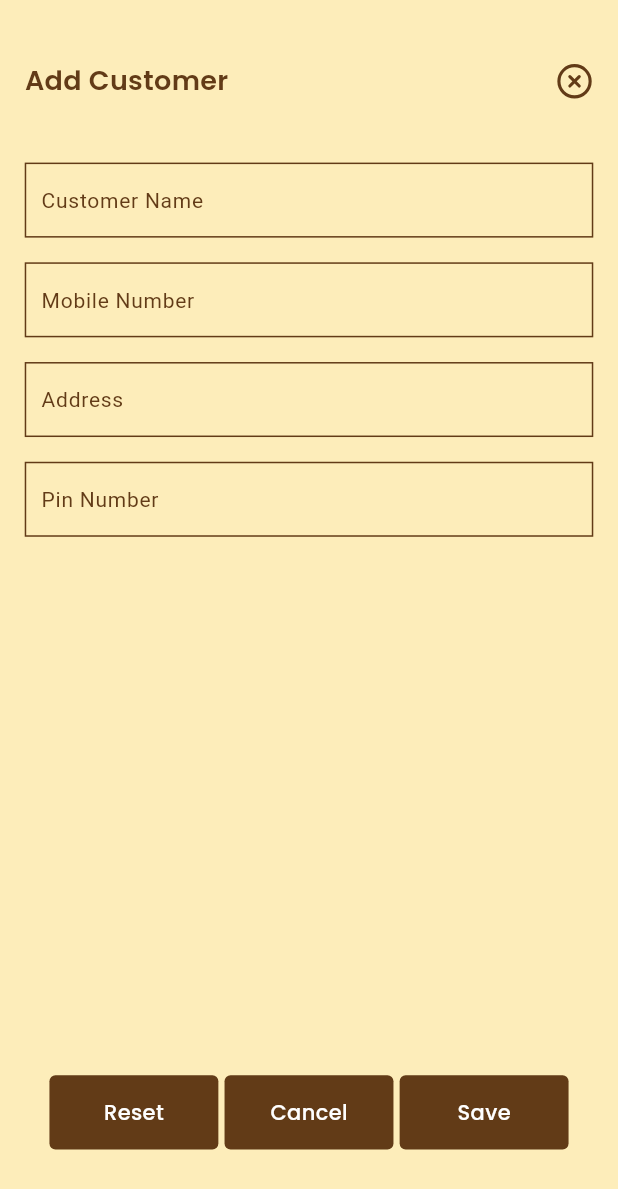
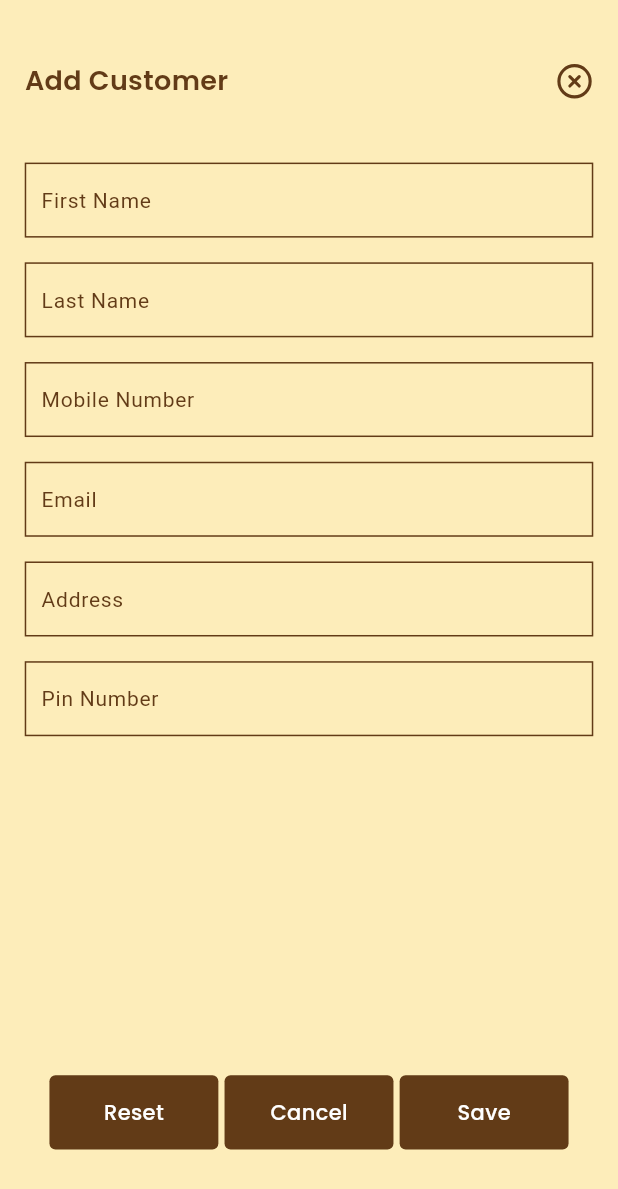
Before and after one commit to abir1219/estimation_dynamics, a Flutter app: the MobileAddCustomer screen opened directly, on a phone screen of 412 x 824 dp. Shown: the top 1189 px of the screen. Run offline on Flutter 3.47's test engine with Material 3 defaults, Android fonts, the phone set to English and light mode, and no system bars; our stand-ins replace awesome_dialog, bloc, dio, dropdown_search, equatable, flutter_bloc and 10 more; accounts and stored records are empty; network calls fail.

Commit message:
update add customer fields

```diff
--- a/lib/features/add_customer_dialog/presentation/mobile_add_customer.dart
+++ b/lib/features/add_customer_dialog/presentation/mobile_add_customer.dart
@@ -85,11 +85,10 @@ class _MobileAddCustomerState extends State<MobileAddCustomer> {
                       children: [
                         /*AppWidgets.buildField(
                                 size, "Customer Code", _customerCodeController),*/
-                        AppWidgets.textFieldContainer(
-                          controller: _customerNameController,hintString: "Customer Name",icon: null,),
-                        AppWidgets.textFieldNumberContainer( hintString:"Mobile Number",
-                            controller: _mobileNoTextEditingController, icon: null,maxLength: 10
-                            ),
+                        AppWidgets.textFieldContainer(controller: _customerNameController,hintString: "First Name",icon: null,),
+                        AppWidgets.textFieldContainer(controller: _customerNameController,hintString: "Last Name",icon: null,),
+                        AppWidgets.textFieldNumberContainer( hintString:"Mobile Number", controller: _mobileNoTextEditingController, icon: null,maxLength: 10),
+                        AppWidgets.textFieldNumberContainer( hintString:"Email", controller: _mobileNoTextEditingController, icon: null,maxLength: 10),
                         AppWidgets.textFieldContainer(
                           controller: _addressController,hintString: "Address",icon: null,),
                         AppWidgets.textFieldNumberContainer(
```
